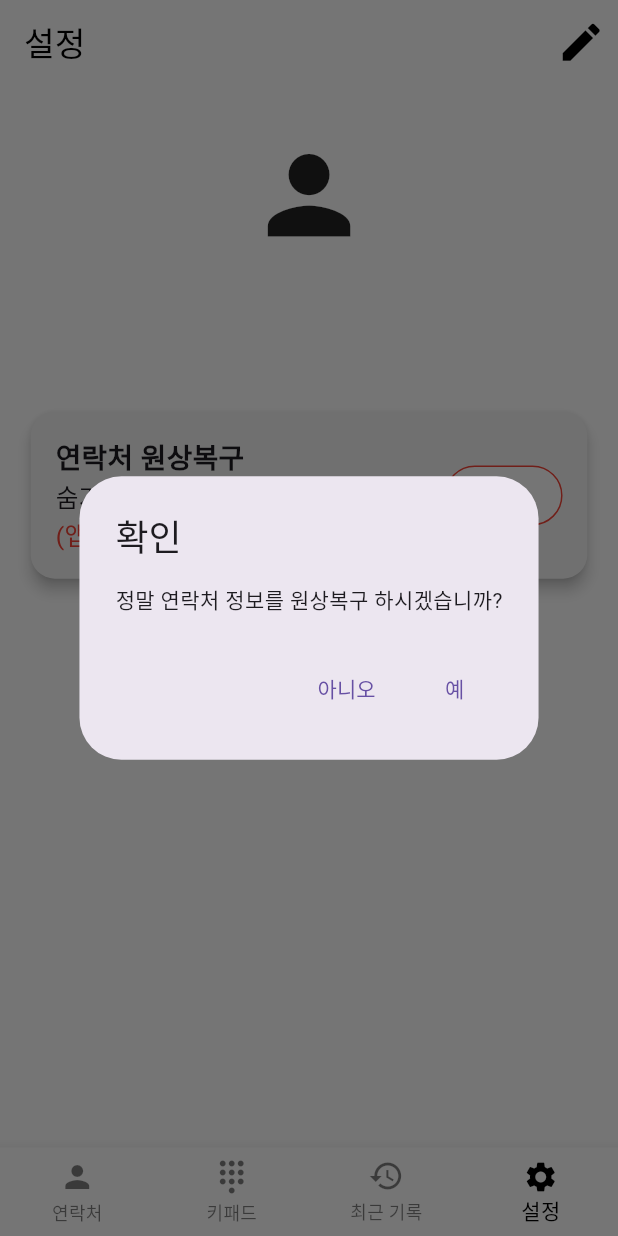
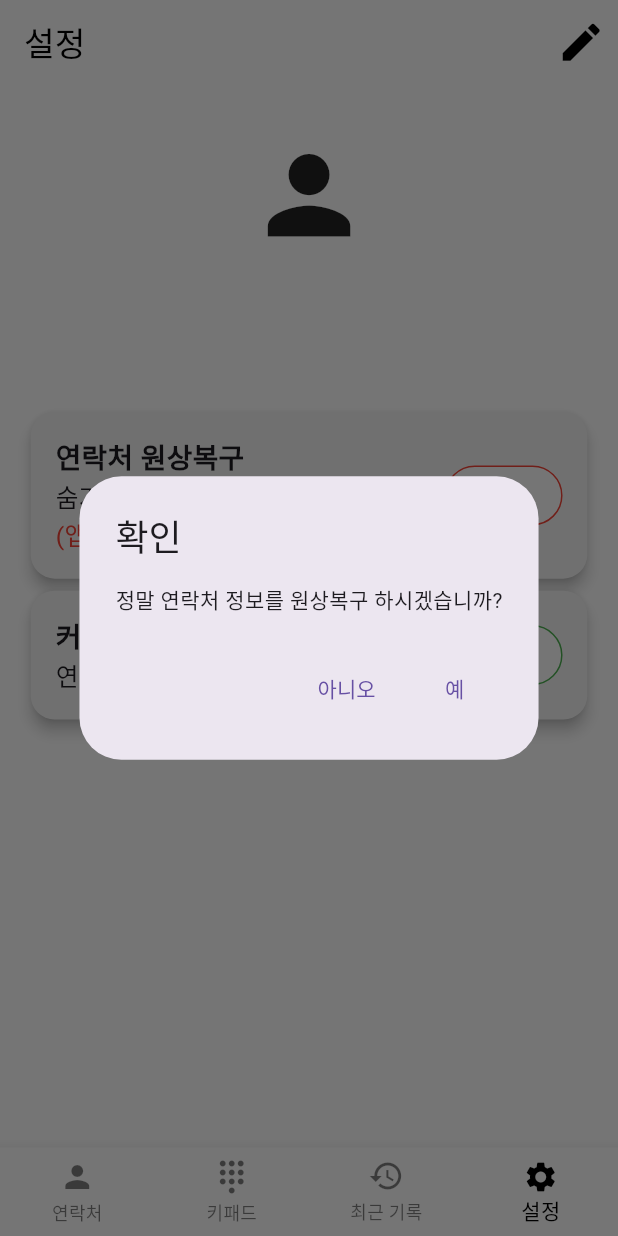
Before and after one commit to gksma/CC_frontend, a Flutter app: the SettingsPage screen opened by its route, item 4 of the bottom bar chosen, after a tap on "복구", on a phone screen of 412 x 824 dp. Run offline on Flutter 3.47's test engine with Material 3 defaults, Android fonts, the light colour scheme and no system bars; our stand-ins replace flutter_contacts, fluttertoast, permission_handler, shared_preferences; missing offline and left inert: flutter_phone_direct_caller; accounts and stored records are empty; network calls fail.

Commit message:
[FE#2-13] feat : 커튼콜 기능 일괄 활성화

```diff
--- a/lib/page/settings_page.dart
+++ b/lib/page/settings_page.dart
@@ -1,7 +1,5 @@
 import 'package:flutter/material.dart';
-import 'package:permission_handler/permission_handler.dart';
 import 'package:shared_preferences/shared_preferences.dart';
-import 'package:flutter/services.dart';
 
 import 'dart:convert';
 import 'package:http/http.dart' as http;
@@ -35,7 +33,6 @@ class _SettingsPageState extends State<SettingsPage> {
   }
 
   Future<void> _fetchUserProfileWithConnection() async {
-    // 사용자 전화번호 가져오기
     String userPhoneNumber = "01023326094"; // 실제 앱에서는 동적으로 받아와야 합니다.
 
     final response = await http.get(Uri.parse('http://10.0.2.2:8080/main/user?phoneNumber=$userPhoneNumber'));
@@ -57,48 +54,106 @@ class _SettingsPageState extends State<SettingsPage> {
     await prefs.setBool('isCurtainCallOn', value);
   }
 
+ Future<void> _setAllContactsOn() async {
+  try {
+    final response = await http.get(
+      Uri.parse('http://10.0.2.2:8080/main/user/setAllOn?phoneNumber=$_userPhone'),
+    );
+
+    if (response.statusCode == 200) {
+      final String message = response.body; // 메시지 자체가 본문으로 들어옴
+
+      setState(() {
+        // 모든 연락처가 CurtainCall ON 상태로 설정됨
+        _isCurtainCallOn = true;
+        ScaffoldMessenger.of(context).showSnackBar(
+          SnackBar(content: Text(message)),
+        );
+      });
+    } else {
+      print('Failed to set all contacts ON');
+      ScaffoldMessenger.of(context).showSnackBar(
+        const SnackBar(content: Text('커튼콜 기능 활성화에 실패했습니다.')),
+      );
+    }
+  } catch (error) {
+    print('Error: $error');
+    ScaffoldMessenger.of(context).showSnackBar(
+      const SnackBar(content: Text('서버와의 연결에 문제가 발생했습니다.')),
+    );
+  }
+}
+
+
+
   Future<void> _rollbackUserData() async {
     final response = await http.get(Uri.parse('http://10.0.2.2:8080/main/user/rollback?phoneNumber=$_userPhone'));
 
     if (response.statusCode == 200) {
       final data = json.decode(response.body);
-      print(data);
+
       final List<dynamic> restoredContacts = data['response'][_userPhone];
 
       // 복구된 데이터 처리 로직
       setState(() {
-        // 여기서는 복구된 연락처 데이터를 _isCurtainCallOn 상태에 반영합니다.
         _isCurtainCallOn = false; // 복구 후 CurtainCall은 기본적으로 OFF 상태로 설정
-        // 추가로 _contacts 리스트 등을 업데이트하는 로직이 있을 수 있습니다.
         ScaffoldMessenger.of(context).showSnackBar(
-          SnackBar(content: Text('연락처 정보가 성공적으로 복구되었습니다.')),
+          const SnackBar(content: Text('연락처 정보가 성공적으로 복구되었습니다.')),
         );
       });
     } else {
       print('Failed to rollback user data');
       ScaffoldMessenger.of(context).showSnackBar(
-        SnackBar(content: Text('연락처 정보 복구에 실패했습니다.')),
+        const SnackBar(content: Text('연락처 정보 복구에 실패했습니다.')),
       );
     }
   }
 
-  void _showConfirmationDialog() {
+  void _showConfirmationDialogForOn() {
     showDialog(
       context: context,
       barrierDismissible: false,
       builder: (BuildContext context) {
         return AlertDialog(
-          title: Text('확인'),
-          content: Text('정말 연락처 정보를 원상복구 하시겠습니까?'),
+          title: const Text('확인'),
+          content: const Text('정말 모든 연락처를 활성화 하시겠습니까?'),
           actions: [
             TextButton(
-              child: Text('아니오'),
+              child: const Text('아니오'),
               onPressed: () {
                 Navigator.of(context).pop(); // 다이얼로그 닫기
               },
             ),
             TextButton(
-              child: Text('예'),
+              child: const Text('예'),
+              onPressed: () async {
+                Navigator.of(context).pop(); // 다이얼로그 닫기
+                await _setAllContactsOn(); // 모든 연락처 활성화
+              },
+            ),
+          ],
+        );
+      },
+    );
+  }
+
+  void _showConfirmationDialogForRollback() {
+    showDialog(
+      context: context,
+      barrierDismissible: false,
+      builder: (BuildContext context) {
+        return AlertDialog(
+          title: const Text('확인'),
+          content: const Text('정말 연락처 정보를 원상복구 하시겠습니까?'),
+          actions: [
+            TextButton(
+              child: const Text('아니오'),
+              onPressed: () {
+                Navigator.of(context).pop(); // 다이얼로그 닫기
+              },
+            ),
+            TextButton(
+              child: const Text('예'),
               onPressed: () async {
                 Navigator.of(context).pop(); // 다이얼로그 닫기
                 await _rollbackUserData(); // 사용자 데이터 롤백
@@ -157,6 +212,7 @@ class _SettingsPageState extends State<SettingsPage> {
                   ),
                 ),
                 SizedBox(height: padding * 2),
+                // 연락처 원상복구 카드
                 Card(
                   color: Colors.grey[100],
                   elevation: 4,
@@ -177,14 +233,47 @@ class _SettingsPageState extends State<SettingsPage> {
                           ),
                         ),
                         OutlinedButton(
-                          onPressed: _showConfirmationDialog, // 버튼을 누르면 확인 다이얼로그 표시
+                          onPressed: _showConfirmationDialogForRollback, // 버튼을 누르면 확인 다이얼로그 표시
                           style: OutlinedButton.styleFrom(
                             backgroundColor: Colors.white,
-                            side: BorderSide(color: Colors.red),
+                            side: const BorderSide(color: Colors.red),
                           ),
                           child: Text(
                             '복구',
                             style: TextStyle(color: Colors.red, fontSize: buttonFontSize),
+                          ),
+                        ),
+                      ],
+                    ),
+                  ),
+                ),
+                Card(
+                  color: Colors.grey[100],
+                  elevation: 4,
+                  shape: RoundedRectangleBorder(borderRadius: BorderRadius.circular(16)),
+                  child: Padding(
+                    padding: EdgeInsets.all(padding),
+                    child: Row(
+                      mainAxisAlignment: MainAxisAlignment.spaceBetween,
+                      children: [
+                        Expanded(
+                          child: Column(
+                            crossAxisAlignment: CrossAxisAlignment.start,
+                            children: [
+                              Text('커튼콜 전체 ON', style: TextStyle(fontSize: fontSize, fontWeight: FontWeight.bold)),
+                              Text('연락처 전체 기능 ON', style: TextStyle(fontSize: buttonFontSize)),
+                            ],
+                          ),
+                        ),
+                        OutlinedButton(
+                          onPressed: _showConfirmationDialogForOn, // 버튼을 누르면 확인 다이얼로그 표시
+                          style: OutlinedButton.styleFrom(
+                            backgroundColor: Colors.white,
+                            side: const BorderSide(color: Colors.green),
+                          ),
+                          child: Text(
+                            'ON',
+                            style: TextStyle(color: Colors.green, fontSize: buttonFontSize),
                           ),
                         ),
                       ],
@@ -196,7 +285,7 @@ class _SettingsPageState extends State<SettingsPage> {
           );
         },
       ),
-      bottomNavigationBar: CommonBottomNavigationBar(currentIndex: 3), // 설정 페이지가 선택된 상태로 설정
+      bottomNavigationBar: const CommonBottomNavigationBar(currentIndex: 3), // 설정 페이지가 선택된 상태로 설정
     );
   }
 }
```
